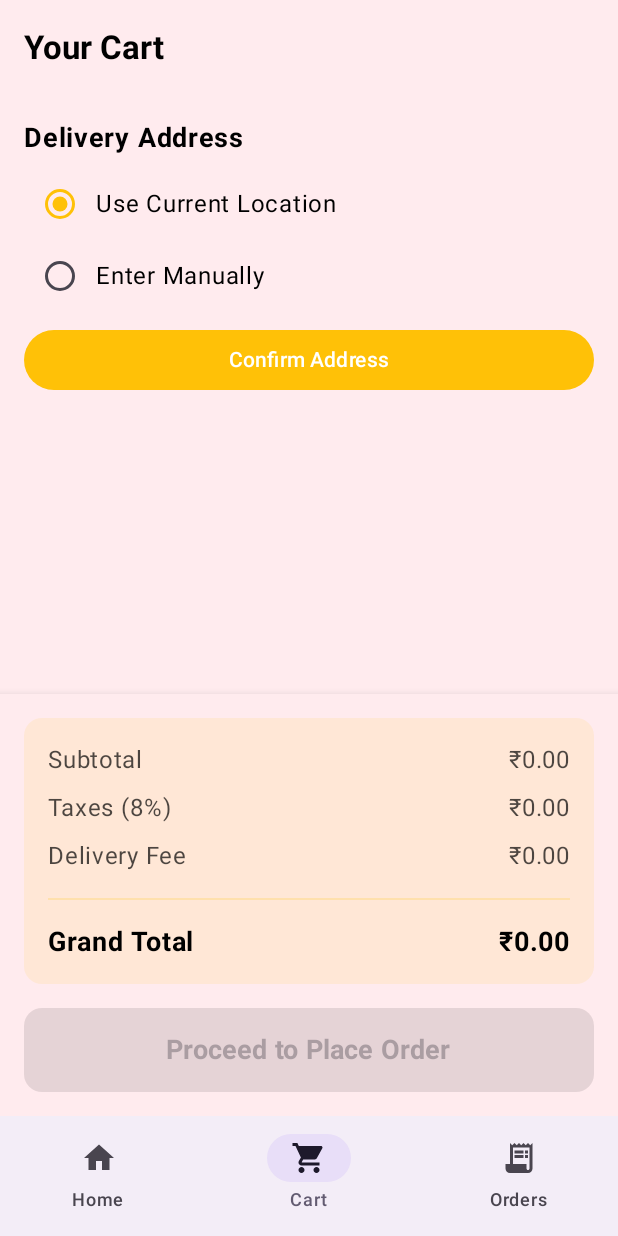
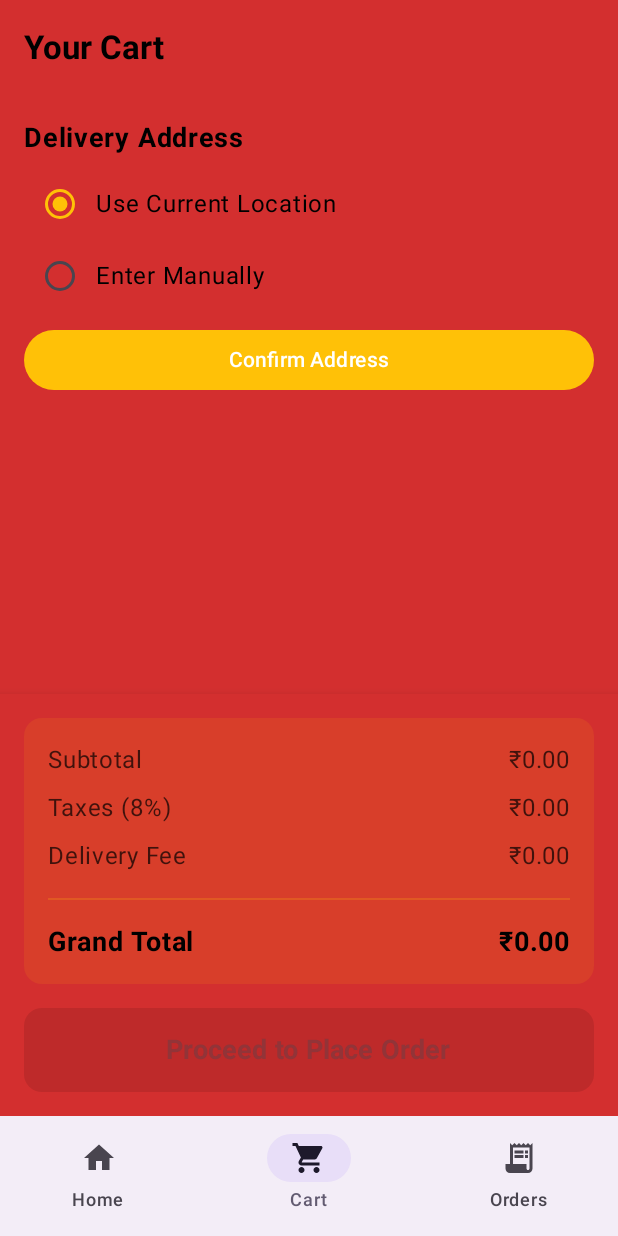
Before and after one commit to ramtechno90/Menu-app-UI, an Android app built with Jetpack Compose: the MainScreen screen opened through its navigation route, item 2 of the bottom bar chosen, on a phone screen of 412 x 824 dp. Run offline under Robolectric (Android 15) with nearby library versions, the phone set to English and light mode, and no system bars; our stand-ins replace Dagger/Hilt's generated code, Firebase (no records; nobody signed in at launch, a user with empty details on screens opened directly); pictures from the network do not load.

Commit message:
feat: Set app theme to yellow and red and remove dark mode
This commit updates the app's theme to a yellow and red color scheme and removes the dark mode functionality, as requested by the user.

The primary color is now yellow, and the background is red. The dark theme has been completely removed to enforce a consistent light-only theme across the application. All compilation errors related to the theme change have been fixed, and unused parameters have been removed from the navigation components.

```diff
--- a/app/src/main/java/com/example/menuapp/MainActivity.kt
+++ b/app/src/main/java/com/example/menuapp/MainActivity.kt
@@ -43,8 +43,6 @@ class MainActivity : ComponentActivity() {
 
             MenuAppTheme {
                 AppNavigation(
-                    isDarkTheme = false,
-                    onThemeToggle = { /* No-op */ },
                     startDestination = if (isAuthenticated) Screen.Main.route else Screen.Welcome.route,
                     onSendOtpClicked = { phoneNumber -> viewModel.sendOtp(phoneNumber, this) },
                     onVerifyOtpClicked = { verificationId, otp -> viewModel.verifyOtp(verificationId, otp) },
--- a/app/src/main/java/com/example/menuapp/features/main/MainScreen.kt
+++ b/app/src/main/java/com/example/menuapp/features/main/MainScreen.kt
@@ -29,8 +29,6 @@ sealed class BottomNavItem(val title: String, val icon: ImageVector, val route:
 @Composable
 fun MainScreen(
     mainNavController: NavController,
-    isDarkTheme: Boolean,
-    onThemeToggle: () -> Unit,
     mainViewModel: MainViewModel = hiltViewModel(),
     cartViewModel: CartViewModel = hiltViewModel(),
     ordersViewModel: OrdersViewModel = hiltViewModel(),
@@ -78,12 +76,6 @@ fun MainScreen(
                             Spacer(modifier = Modifier.width(4.dp))
                             Text("Logout")
                         }
-                        IconButton(onClick = onThemeToggle) {
-                            Icon(
-                                imageVector = if (isDarkTheme) Icons.Default.LightMode else Icons.Default.DarkMode,
-                                contentDescription = "Toggle Theme"
-                            )
-                        }
                     }
                 }
             )
--- a/app/src/main/java/com/example/menuapp/navigation/AppNavigation.kt
+++ b/app/src/main/java/com/example/menuapp/navigation/AppNavigation.kt
@@ -20,8 +20,6 @@ import com.example.menuapp.features.welcome.WelcomeScreen
 
 @Composable
 fun AppNavigation(
-    isDarkTheme: Boolean,
-    onThemeToggle: () -> Unit,
     startDestination: String,
     onSendOtpClicked: (String) -> Unit,
     onVerifyOtpClicked: (String, String) -> Unit,
@@ -65,9 +63,7 @@ fun AppNavigation(
         }
         composable(Screen.Main.route) {
             MainScreen(
-                mainNavController = navController,
-                isDarkTheme = isDarkTheme,
-                onThemeToggle = onThemeToggle
+                mainNavController = navController
             )
         }
         composable(Screen.OrderSummary.route) { backStackEntry ->
--- a/app/src/main/java/com/example/menuapp/ui/theme/Color.kt
+++ b/app/src/main/java/com/example/menuapp/ui/theme/Color.kt
@@ -3,7 +3,7 @@ package com.example.menuapp.ui.theme
 import androidx.compose.ui.graphics.Color
 
 val Primary = Color(0xFFFFC107) // Yellow
-val BackgroundLight = Color(0xFFFFEBEE) // Light Red
+val BackgroundLight = Color(0xFFD32F2F) // Red
 
 // Define other colors from the design if needed
 val White = Color(0xFFFFFFFF)
```
